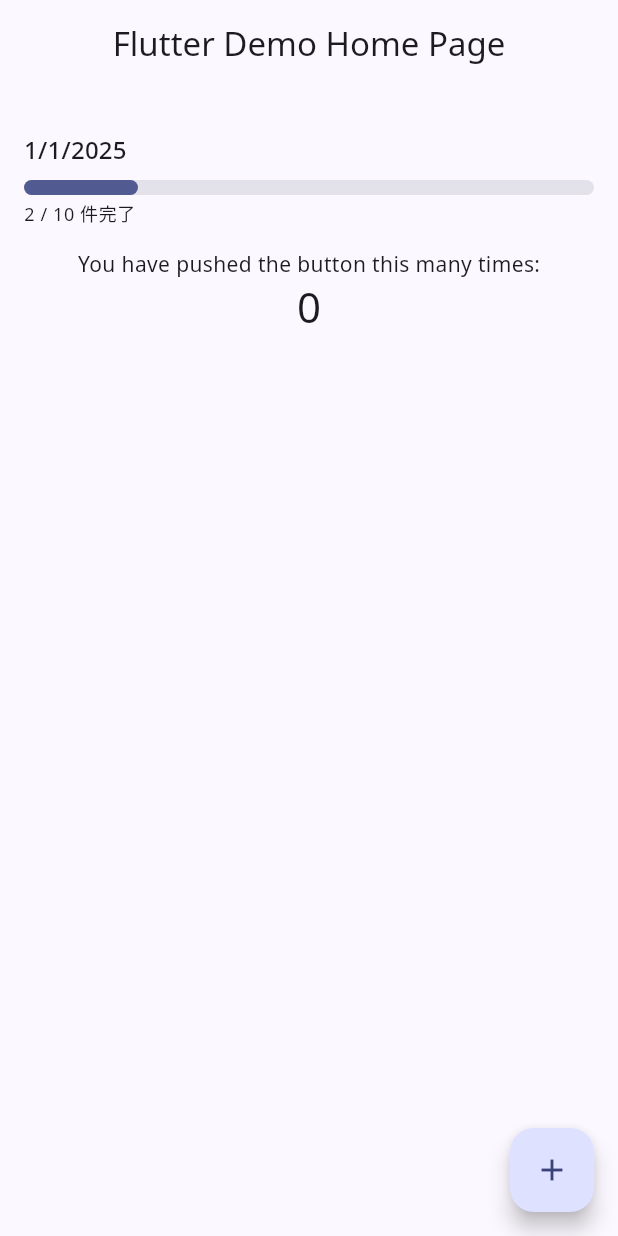
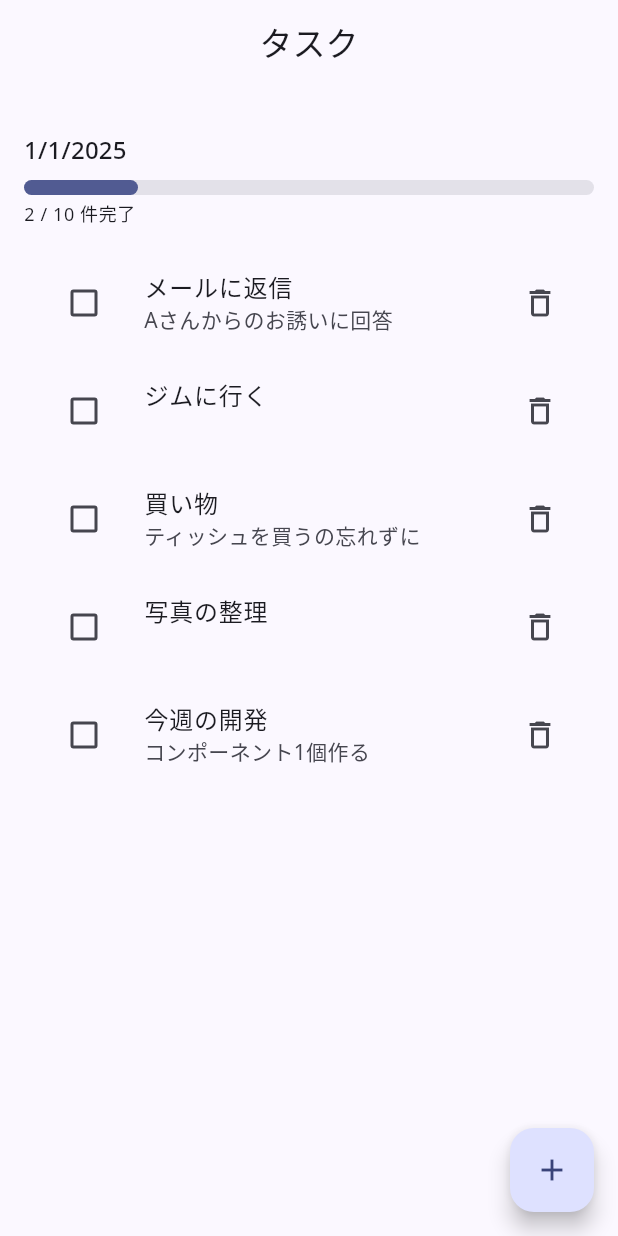
Before and after one commit to otsukky/formopus, a Flutter app: the screen it shows after launch, on a phone screen of 412 x 824 dp. Run offline on Flutter 3.47's test engine with Material 3 defaults, Android fonts, the phone set to English and light mode, and no system bars; our stand-ins replace google_fonts.

Commit message:
add: タスク一覧表示追加

```diff
--- /dev/null
+++ b/lib/domain/status.dart
@@ -0,0 +1,17 @@
+import 'package:flutter/material.dart';
+
+enum Status implements Comparable<Status> {
+  incomplete(name: "未完了", color: Colors.grey),
+  complete(name: "完了", color: Colors.green),
+  expired(name: "期限切れ", color: Colors.red);
+
+  @override
+  int compareTo(Status other) => name.compareTo(other.name);
+
+  bool isComplete() => this == Status.complete;
+
+  const Status({required this.name, required this.color});
+
+  final String name;
+  final Color color;
+}
--- /dev/null
+++ b/lib/domain/task.dart
@@ -0,0 +1,15 @@
+import 'package:formopus/domain/status.dart';
+
+class Task {
+  Task({
+    required this.title,
+    required this.memo,
+    required this.deadline,
+    required this.status,
+  });
+
+  final String title;
+  final String memo;
+  final DateTime deadline;
+  Status status;
+}
--- a/lib/main.dart
+++ b/lib/main.dart
@@ -1,6 +1,5 @@
 import 'package:flutter/material.dart';
-import 'package:formopus/ui/widgets/daily_summary.dart';
-import 'package:formopus/ui/widgets/formopus_app_bar.dart';
+import 'package:formopus/ui/screens/task_screen.dart';
 
 import 'ui/theme/app_theme.dart';
 
@@ -17,54 +16,9 @@
 
     AppTheme theme = AppTheme();
     return MaterialApp(
-      title: 'Flutter Demo',
+      title: "Formopus",
       theme: brightness == Brightness.light ? theme.light() : theme.dark(),
-      home: const MyHomePage(title: 'Flutter Demo Home Page'),
+      home: const TaskScreen(title: "タスク"),
     );
   }
 }
-
-class MyHomePage extends StatefulWidget {
-  const MyHomePage({super.key, required this.title});
-
-  final String title;
-
-  @override
-  State<MyHomePage> createState() => _MyHomePageState();
-}
-
-class _MyHomePageState extends State<MyHomePage> {
-  int _counter = 0;
-
-  void _incrementCounter() {
-    setState(() {
-      _counter++;
-    });
-  }
-
-  @override
-  Widget build(BuildContext context) {
-    return Scaffold(
-      appBar: FormopusAppBar(title: widget.title),
-      body: Center(
-        child: Column(
-          mainAxisAlignment: MainAxisAlignment.start,
-          children: <Widget>[
-            // TODO 登録されたタスクに応じてサマリを表示する
-            DailySummary(date: DateTime(2025, 1, 1), total: 10, completed: 2),
-            const Text('You have pushed the button this many times:'),
-            Text(
-              '$_counter',
-              style: Theme.of(context).textTheme.headlineMedium,
-            ),
-          ],
-        ),
-      ),
-      floatingActionButton: FloatingActionButton(
-        onPressed: _incrementCounter,
-        tooltip: 'Increment',
-        child: const Icon(Icons.add),
-      ),
-    );
-  }
-}
--- /dev/null
+++ b/lib/ui/screens/task_screen.dart
@@ -0,0 +1,79 @@
+import 'package:flutter/material.dart';
+
+import '../../domain/status.dart';
+import '../../domain/task.dart';
+import '../widgets/daily_summary.dart';
+import '../widgets/formopus_app_bar.dart';
+import '../widgets/today_task_list.dart';
+
+class TaskScreen extends StatefulWidget {
+  const TaskScreen({super.key, required this.title});
+
+  final String title;
+
+  @override
+  State<TaskScreen> createState() => _TaskScreenState();
+}
+
+class _TaskScreenState extends State<TaskScreen> {
+  void _createTask() {
+    // TODO タスクの登録処理追加
+  }
+
+  @override
+  Widget build(BuildContext context) {
+    return Scaffold(
+      appBar: FormopusAppBar(title: widget.title),
+      body: Center(
+        child: Column(
+          mainAxisAlignment: MainAxisAlignment.start,
+          children: [
+            // TODO 登録されたタスクに応じてサマリを表示する
+            DailySummary(date: DateTime(2025, 1, 1), total: 10, completed: 2),
+            Expanded(
+              child: TodayTaskList(
+                tasks: [
+                  Task(
+                    title: "メールに返信",
+                    memo: "Aさんからのお誘いに回答",
+                    deadline: DateTime(2025, 1, 1),
+                    status: Status.incomplete,
+                  ),
+                  Task(
+                    title: "ジムに行く",
+                    memo: "",
+                    deadline: DateTime(2025, 1, 1),
+                    status: Status.incomplete,
+                  ),
+                  Task(
+                    title: "買い物",
+                    memo: "ティッシュを買うの忘れずに",
+                    deadline: DateTime(2025, 1, 1),
+                    status: Status.incomplete,
+                  ),
+                  Task(
+                    title: "写真の整理",
+                    memo: "",
+                    deadline: DateTime(2025, 1, 1),
+                    status: Status.incomplete,
+                  ),
+                  Task(
+                    title: "今週の開発",
+                    memo: "コンポーネント1個作る",
+                    deadline: DateTime(2025, 1, 1),
+                    status: Status.incomplete,
+                  ),
+                ],
+              ),
+            ),
+          ],
+        ),
+      ),
+      floatingActionButton: FloatingActionButton(
+        onPressed: _createTask,
+        tooltip: "Increment",
+        child: const Icon(Icons.add),
+      ),
+    );
+  }
+}
--- /dev/null
+++ b/lib/ui/widgets/today_task_list.dart
@@ -0,0 +1,50 @@
+import 'package:flutter/foundation.dart';
+import 'package:flutter/material.dart';
+import 'package:formopus/domain/status.dart';
+import 'package:formopus/domain/task.dart';
+
+class TodayTaskList extends StatefulWidget {
+  const TodayTaskList({super.key, required this.tasks});
+
+  final List<Task> tasks;
+
+  @override
+  State<TodayTaskList> createState() => _TodayTaskListState();
+}
+
+class _TodayTaskListState extends State<TodayTaskList> {
+  @override
+  Widget build(BuildContext context) {
+    final theme = Theme.of(context);
+
+    return ListView(
+      padding: EdgeInsets.symmetric(horizontal: 16),
+      children: widget.tasks
+          .map(
+            (task) => ListTile(
+              title: Text(task.title),
+              subtitle: Text(task.memo),
+              leading: Checkbox(
+                value: task.status.isComplete(),
+                onChanged: (value) {
+                  setState(() {
+                    value!
+                        ? task.status = Status.complete
+                        : task.status = Status.incomplete;
+                  });
+                },
+              ),
+              trailing: Icon(Icons.delete_outline),
+              hoverColor: theme.colorScheme.surfaceContainerHighest,
+              onTap: () {
+                // TODO タップしたらタスク修正画面に遷移
+                if (kDebugMode) {
+                  print("Tapped on ${task.title}");
+                }
+              },
+            ),
+          )
+          .toList(),
+    );
+  }
+}
```
